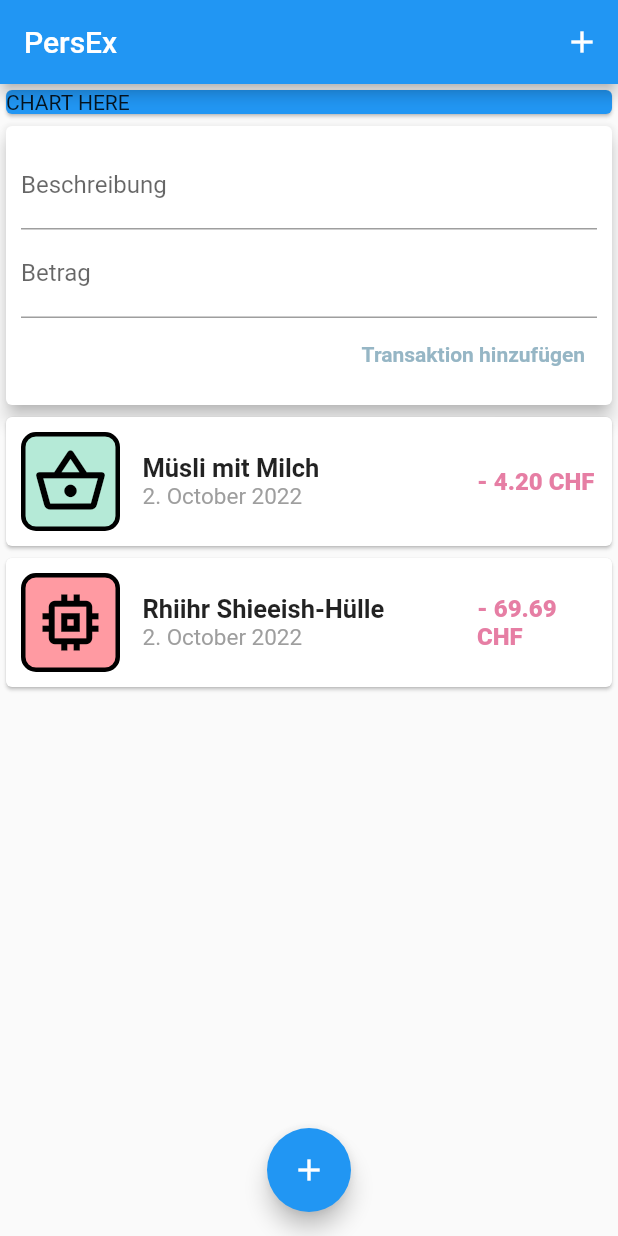
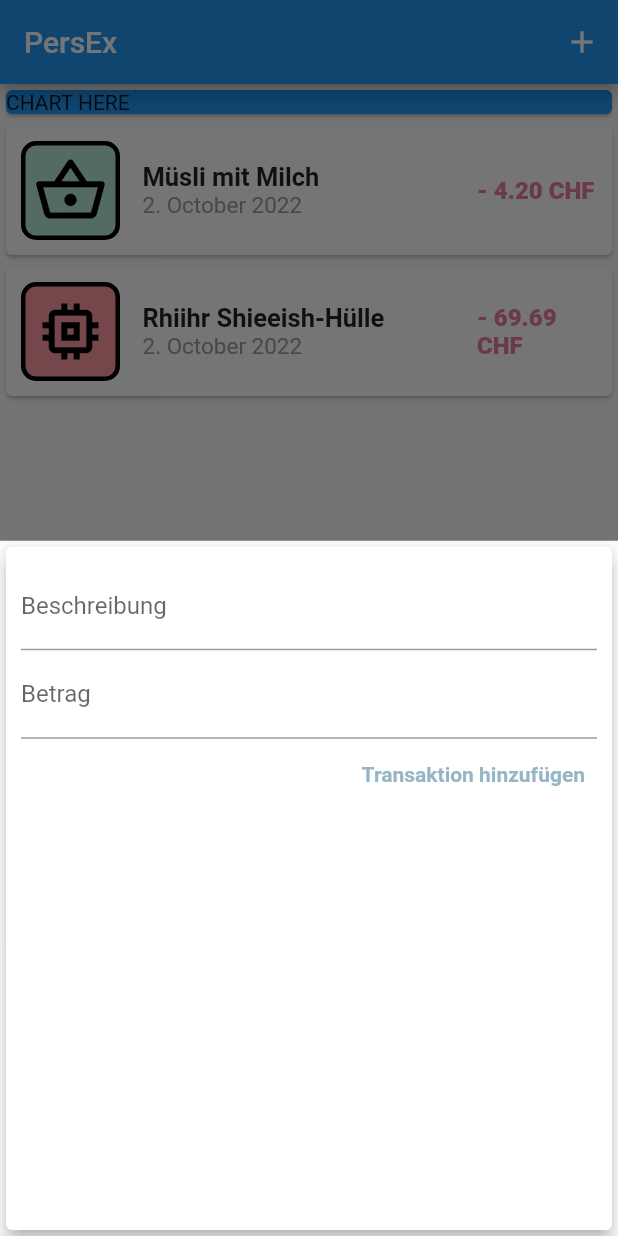
Before and after one commit to Totemi1324/personal_expenses, a Flutter app: the screen it shows after launch, after a tap on the "add" icon, on a phone screen of 412 x 824 dp. Run offline on Flutter 3.47's test engine with Material 2 defaults, Android fonts, the phone set to English and light mode, and no system bars.

Commit message:
Restructure layout for modal input design

```diff
--- a/lib/main.dart
+++ b/lib/main.dart
@@ -1,6 +1,8 @@
 import 'package:flutter/material.dart';
 
-import './widgets/user_transactions.dart';
+import './widgets/new_transaction_form.dart';
+import './widgets/transaction_list.dart';
+import './models/transaction.dart';
 
 void main() {
   runApp(const MyApp());
@@ -18,8 +20,58 @@ class MyApp extends StatelessWidget {
   }
 }
 
-class MyHomePage extends StatelessWidget {
+class MyHomePage extends StatefulWidget {
   const MyHomePage({super.key});
+
+  @override
+  State<MyHomePage> createState() => _MyHomePageState();
+}
+
+class _MyHomePageState extends State<MyHomePage> {
+  final List<Transaction> _userTransactions = [
+    Transaction(
+      id: '1',
+      desc: 'Müsli mit Milch',
+      category: 'Lebensmittel',
+      amount: 4.20,
+      type: TransactionType.expense,
+      date: DateTime.now(),
+    ),
+    Transaction(
+      id: '2',
+      desc: 'Rhiihr Shieeish-Hülle',
+      category: 'Gadgets',
+      amount: 69.69,
+      type: TransactionType.expense,
+      date: DateTime.now(),
+    )
+  ];
+
+  void _addNewTransaction(String desc, double amount) {
+    final newTransaction = Transaction(
+        id: DateTime.now().toString(),
+        desc: desc,
+        category: 'Gadgets',
+        amount: amount,
+        type: TransactionType.expense,
+        date: DateTime.now());
+
+    setState(() {
+      _userTransactions.add(newTransaction);
+    });
+  }
+
+  void _startAddNewTransaction(BuildContext buildContext) {
+    showModalBottomSheet(
+        context: buildContext,
+        builder: (modalBuildContext) {
+          return GestureDetector(
+            onTap: () {},
+            behavior: HitTestBehavior.opaque,
+            child: NewTransactionForm(_addNewTransaction),
+          );
+        });
+  }
 
   @override
   Widget build(BuildContext context) {
@@ -28,7 +80,7 @@ class MyHomePage extends StatelessWidget {
         title: const Text("PersEx"),
         actions: [
           IconButton(
-            onPressed: () => {},
+            onPressed: () => _startAddNewTransaction(context),
             icon: const Icon(Icons.add),
           )
         ],
@@ -36,19 +88,19 @@ class MyHomePage extends StatelessWidget {
       body: SingleChildScrollView(
         child: Column(
           crossAxisAlignment: CrossAxisAlignment.stretch,
-          children: const [
-            Card(
+          children: [
+            const Card(
               color: Colors.blue,
               child: Text("CHART HERE"),
             ),
-            UserTransactions(),
+            TransactionList(_userTransactions),
           ],
         ),
       ),
       floatingActionButtonLocation: FloatingActionButtonLocation.centerFloat,
       floatingActionButton: FloatingActionButton(
         child: const Icon(Icons.add),
-        onPressed: () {},
+        onPressed: () => _startAddNewTransaction(context),
       ),
     );
   }
--- a/lib/widgets/user_transactions.dart
+++ /dev/null
@@ -1,57 +0,0 @@
-import 'package:flutter/material.dart';
-
-import './transaction_list.dart';
-import './new_transaction_form.dart';
-import '../models/transaction.dart';
-
-class UserTransactions extends StatefulWidget {
-  const UserTransactions({super.key});
-
-  @override
-  State<UserTransactions> createState() => _UserTransactionsState();
-}
-
-class _UserTransactionsState extends State<UserTransactions> {
-  final List<Transaction> _userTransactions = [
-    Transaction(
-      id: '1',
-      desc: 'Müsli mit Milch',
-      category: 'Lebensmittel',
-      amount: 4.20,
-      type: TransactionType.expense,
-      date: DateTime.now(),
-    ),
-    Transaction(
-      id: '2',
-      desc: 'Rhiihr Shieeish-Hülle',
-      category: 'Gadgets',
-      amount: 69.69,
-      type: TransactionType.expense,
-      date: DateTime.now(),
-    )
-  ];
-
-  void _addNewTransaction(String desc, double amount) {
-    final newTransaction = Transaction(
-        id: DateTime.now().toString(),
-        desc: desc,
-        category: 'Gadgets',
-        amount: amount,
-        type: TransactionType.expense,
-        date: DateTime.now());
-
-    setState(() {
-      _userTransactions.add(newTransaction);
-    });
-  }
-
-  @override
-  Widget build(BuildContext context) {
-    return Column(
-      children: [
-        NewTransactionForm(_addNewTransaction),
-        TransactionList(_userTransactions),
-      ],
-    );
-  }
-}
```
